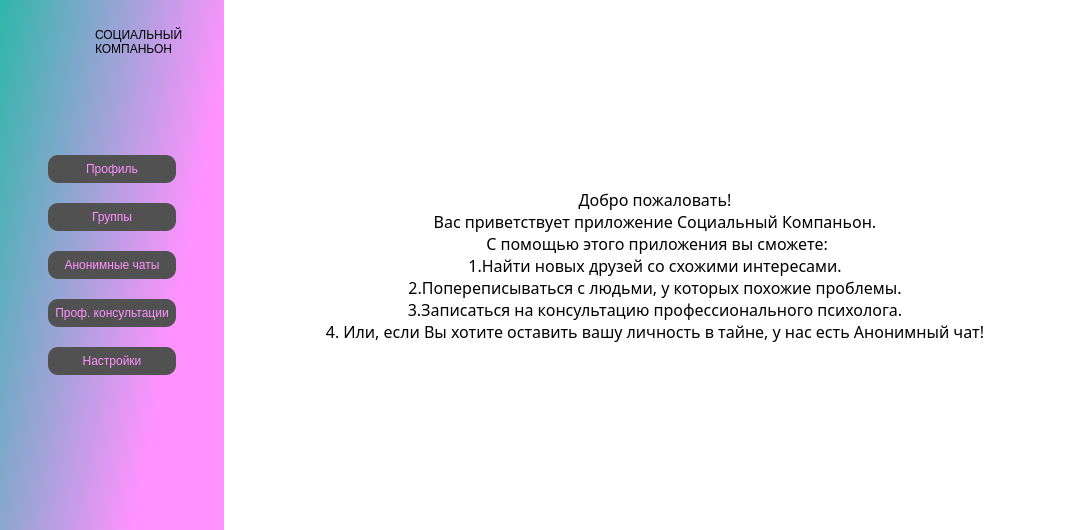
The window that uis/main_win.ui (KIBORGm/amn_project) describes before a commit, drawn with Qt 5.
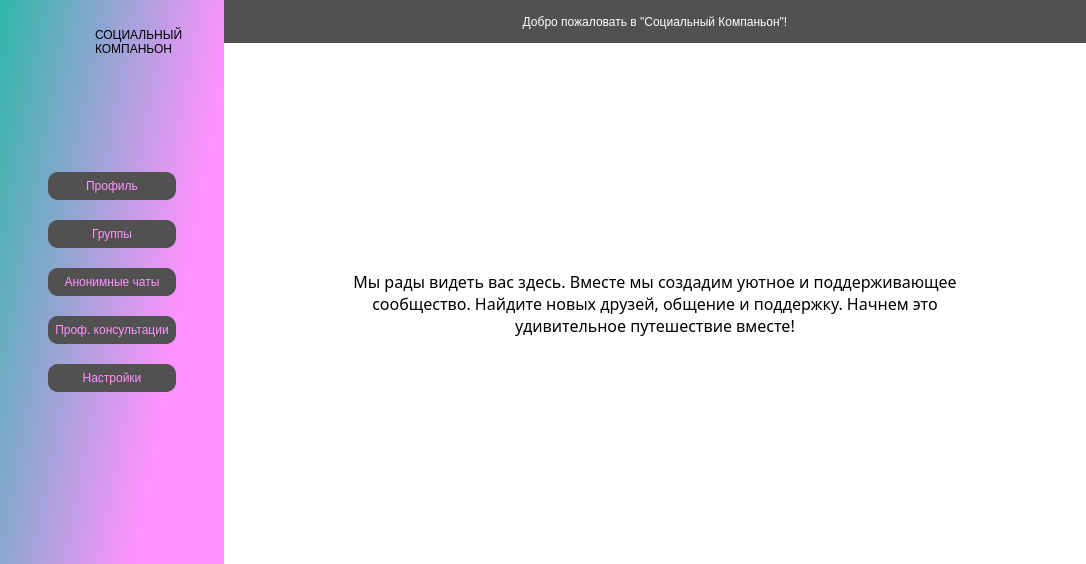
The same window after the commit. Icons and pictures are not drawn.

Patch:
```diff
--- a/uis/main_win.ui
+++ b/uis/main_win.ui
@@ -7,7 +7,7 @@
     <x>0</x>
     <y>0</y>
     <width>1086</width>
-    <height>530</height>
+    <height>564</height>
    </rect>
   </property>
   <property name="windowTitle">
@@ -248,7 +248,7 @@
          <number>0</number>
         </property>
         <widget class="QWidget" name="pg_hello">
-         <layout class="QHBoxLayout" name="horizontalLayout_3">
+         <layout class="QVBoxLayout" name="verticalLayout_19" stretch="1,12">
           <property name="spacing">
            <number>0</number>
           </property>
@@ -264,6 +264,53 @@
           <property name="bottomMargin">
            <number>0</number>
           </property>
+          <item>
+           <widget class="QFrame" name="frame_top_opt_2">
+            <property name="styleSheet">
+             <string notr="true">
+background-color: rgb(81, 81, 81);
+
+</string>
+            </property>
+            <property name="frameShape">
+             <enum>QFrame::NoFrame</enum>
+            </property>
+            <property name="frameShadow">
+             <enum>QFrame::Raised</enum>
+            </property>
+            <layout class="QVBoxLayout" name="verticalLayout_12">
+             <item>
+              <widget class="QLabel" name="label_18">
+               <property name="styleSheet">
+                <string notr="true">color: rgb(255, 255, 255);
+font: 16pt &quot;Century Gothic&quot;;</string>
+               </property>
+               <property name="text">
+                <string>Добро пожаловать в &quot;Социальный Компаньон&quot;!</string>
+               </property>
+               <property name="alignment">
+                <set>Qt::AlignCenter</set>
+               </property>
+              </widget>
+             </item>
+            </layout>
+           </widget>
+          </item>
+          <item>
+           <layout class="QHBoxLayout" name="horizontalLayout_3" stretch="1,5,1">
+            <item>
+             <spacer name="horizontalSpacer_3">
+              <property name="orientation">
+               <enum>Qt::Horizontal</enum>
+              </property>
+              <property name="sizeHint" stdset="0">
+               <size>
+                <width>40</width>
+                <height>20</height>
+               </size>
+              </property>
+             </spacer>
+            </item>
           <item>
            <widget class="QLabel" name="label_3">
             <property name="font">
@@ -276,17 +323,11 @@
              </font>
             </property>
             <property name="styleSheet">
-             <string notr="true">padding: 10px;
+               <string notr="true">
 font: 12pt &quot;Century Gothic&quot;;</string>
             </property>
             <property name="text">
-             <string>Добро пожаловать!
-Вас приветствует приложение Социальный Компаньон.
- С помощью этого приложения вы сможете:
-1.Найти новых друзей со схожими интересами.
-2.Попереписываться с людьми, у которых похожие проблемы.
-3.Записаться на консультацию профессионального психолога.
-4. Или, если Вы хотите оставить вашу личность в тайне, у нас есть Анонимный чат!</string>
+               <string>&lt;html&gt;&lt;head/&gt;&lt;body&gt;&lt;p&gt;Мы рады видеть вас здесь. Вместе мы создадим уютное и поддерживающее сообщество. Найдите новых друзей, общение и поддержку. Начнем это удивительное путешествие вместе!&lt;/p&gt;&lt;/body&gt;&lt;/html&gt;</string>
             </property>
             <property name="alignment">
              <set>Qt::AlignCenter</set>
@@ -295,6 +336,21 @@
              <bool>true</bool>
             </property>
            </widget>
+            </item>
+            <item>
+             <spacer name="horizontalSpacer_4">
+              <property name="orientation">
+               <enum>Qt::Horizontal</enum>
+              </property>
+              <property name="sizeHint" stdset="0">
+               <size>
+                <width>40</width>
+                <height>20</height>
+               </size>
+              </property>
+             </spacer>
+            </item>
+           </layout>
           </item>
          </layout>
         </widget>
```
Left out of the diff: 19 changed lines with no effect on the pictures. Lines whose indentation alone changed are shown as unchanged.
